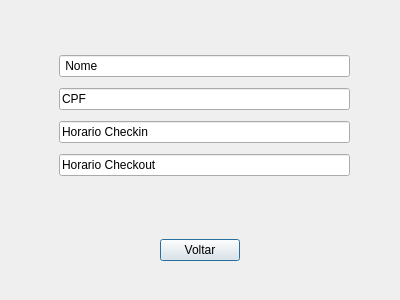
This is Projeto01/delete.ui in lFonsec/cc4651_datastructure as Qt 5 draws it before an edit. The edited form follows.
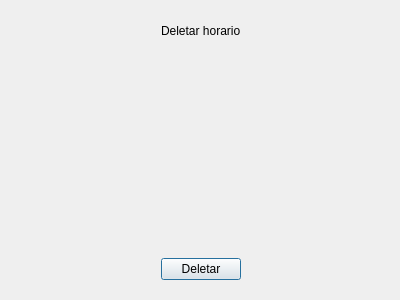
This is the edited form.

```diff
--- a/Projeto01/delete.ui
+++ b/Projeto01/delete.ui
@@ -13,18 +13,29 @@
   <property name="windowTitle">
    <string>Dialog</string>
   </property>
+  <widget class="QWidget" name="verticalLayoutWidget">
+   <property name="geometry">
+    <rect>
+     <x>19</x>
+     <y>80</y>
+     <width>361</width>
+     <height>151</height>
+    </rect>
+   </property>
+   <layout class="QVBoxLayout" name="verticalLayout"/>
+  </widget>
   <widget class="QWidget" name="horizontalLayoutWidget">
    <property name="geometry">
     <rect>
-     <x>9</x>
-     <y>210</y>
-     <width>381</width>
-     <height>80</height>
+     <x>20</x>
+     <y>249</y>
+     <width>361</width>
+     <height>41</height>
     </rect>
    </property>
    <layout class="QHBoxLayout" name="horizontalLayout">
     <item>
-     <spacer name="horizontalSpacer">
+     <spacer name="horizontalSpacer_4">
       <property name="orientation">
        <enum>Qt::Horizontal</enum>
       </property>
@@ -39,12 +50,12 @@
     <item>
      <widget class="QPushButton" name="pushButton">
       <property name="text">
-       <string>Voltar</string>
+       <string>Deletar</string>
       </property>
      </widget>
     </item>
     <item>
-     <spacer name="horizontalSpacer_2">
+     <spacer name="horizontalSpacer_3">
       <property name="orientation">
        <enum>Qt::Horizontal</enum>
       </property>
@@ -58,43 +69,48 @@
     </item>
    </layout>
   </widget>
-  <widget class="QWidget" name="verticalLayoutWidget">
+  <widget class="QWidget" name="horizontalLayoutWidget_2">
    <property name="geometry">
     <rect>
-     <x>59</x>
-     <y>50</y>
-     <width>291</width>
-     <height>131</height>
+     <x>20</x>
+     <y>10</y>
+     <width>361</width>
+     <height>41</height>
     </rect>
    </property>
-   <layout class="QVBoxLayout" name="verticalLayout">
+   <layout class="QHBoxLayout" name="horizontalLayout_2">
     <item>
-     <widget class="QLineEdit" name="lineEdit_2">
-      <property name="text">
-       <string> Nome</string>
+     <spacer name="horizontalSpacer_2">
+      <property name="orientation">
+       <enum>Qt::Horizontal</enum>
       </property>
-     </widget>
-    </item>
-    <item>
-     <widget class="QLineEdit" name="lineEdit_3">
-      <property name="text">
-       <string>CPF</string>
+      <property name="sizeHint" stdset="0">
+       <size>
+        <width>40</width>
+        <height>20</height>
+       </size>
       </property>
-     </widget>
+     </spacer>
     </item>
     <item>
-     <widget class="QLineEdit" name="lineEdit_4">
+     <widget class="QLabel" name="label">
       <property name="text">
-       <string>Horario Checkin</string>
+       <string>Deletar horario</string>
       </property>
      </widget>
     </item>
     <item>
-     <widget class="QLineEdit" name="lineEdit">
-      <property name="text">
-       <string>Horario Checkout</string>
+     <spacer name="horizontalSpacer">
+      <property name="orientation">
+       <enum>Qt::Horizontal</enum>
       </property>
-     </widget>
+      <property name="sizeHint" stdset="0">
+       <size>
+        <width>40</width>
+        <height>20</height>
+       </size>
+      </property>
+     </spacer>
     </item>
    </layout>
   </widget>
```
Left out of the diff: 4 changed lines with no effect on the pictures.
